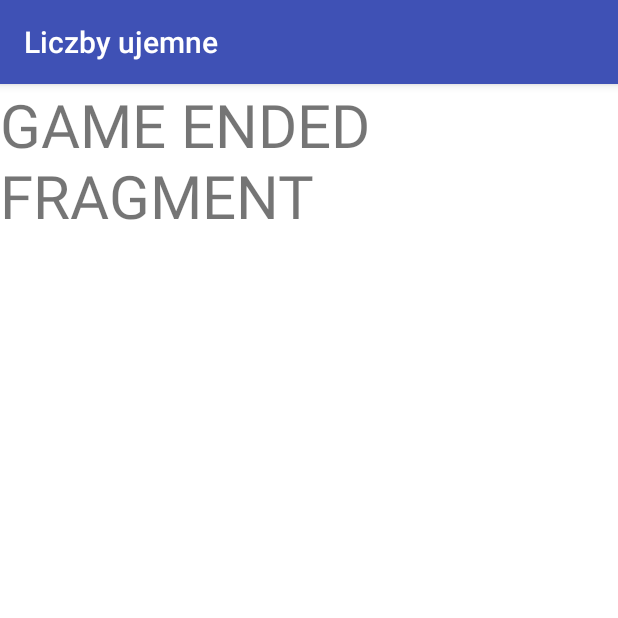
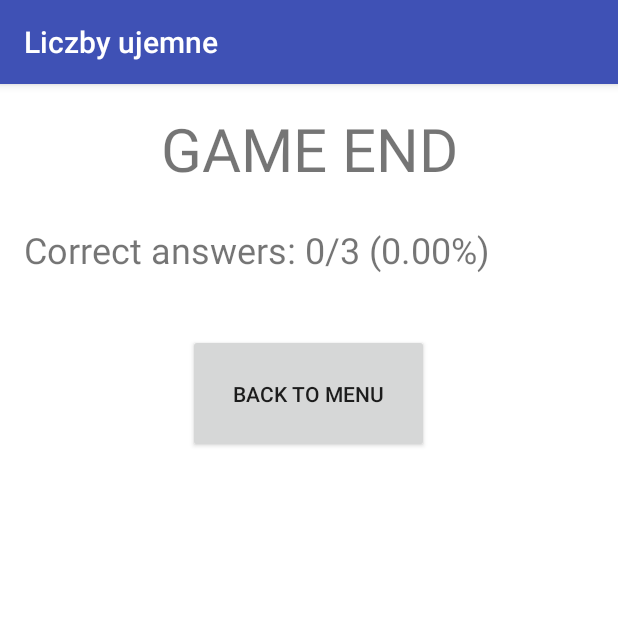
Before and after one commit to piterpti/NegativeNumbers, an Android app: the fragment GameEnded shown on its own in the app's theme, on a phone screen of 412 x 824 dp, the top half of it. Run offline under Robolectric (Android 15) with nearby library versions, the phone set to English and light mode, and no system bars; 3 statements that could not run were skipped.

Commit message:
Add game summary screen

```diff
--- a/app/src/main/java/com/example/ruzik/liczbyujemne/Classes/GameStatus.java
+++ b/app/src/main/java/com/example/ruzik/liczbyujemne/Classes/GameStatus.java
@@ -53,4 +53,24 @@ public class GameStatus {
         else
             return null;
     }
+
+    public int getCorrectAnswers()
+    {
+        if(questions.size() < 1)
+            return -1;
+        int correctAnswers = 0;
+        for(Question q : questions)
+        {
+            if(q.isCorrectAnswer())
+            {
+                correctAnswers++;
+            }
+        }
+        return correctAnswers;
+    }
+
+    public int getQuestionCount()
+    {
+        return difficultLevel.getQuestionCount();
+    }
 }
--- a/app/src/main/java/layout/GameEnded.java
+++ b/app/src/main/java/layout/GameEnded.java
@@ -3,16 +3,26 @@ package layout;
 
 import android.os.Bundle;
 import android.support.v4.app.Fragment;
+import android.support.v4.app.FragmentTransaction;
 import android.view.LayoutInflater;
 import android.view.View;
 import android.view.ViewGroup;
+import android.widget.Button;
+import android.widget.TextView;
 
+import com.example.ruzik.liczbyujemne.MainActivity;
 import com.example.ruzik.liczbyujemne.R;
+import com.example.ruzik.liczbyujemne.fragments.AboutFragment;
+import com.example.ruzik.liczbyujemne.fragments.MenuFragment;
 
 /**
  * A simple {@link Fragment} subclass.
  */
 public class GameEnded extends Fragment {
+
+    private Button backButton;
+    private TextView gameSummaryTextView;
+    private String gameSummary;
 
 
     public GameEnded() {
@@ -23,8 +33,37 @@ public class GameEnded extends Fragment {
     @Override
     public View onCreateView(LayoutInflater inflater, ViewGroup container,
                              Bundle savedInstanceState) {
-        // Inflate the layout for this fragment
-        return inflater.inflate(R.layout.fragment_game_ended, container, false);
+        View view =  inflater.inflate(R.layout.fragment_game_ended, container, false);
+        init(view);
+        return view;
+    }
+
+    private void init(View view) {
+        gameSummaryTextView = (TextView) view.findViewById(R.id.gameEnd_summary);
+        gameSummary = getResources().getString(R.string.end_summary);
+        backButton = (Button) view.findViewById(R.id.gameEnd_backButton);
+        backButton.setOnClickListener(new View.OnClickListener() {
+            @Override
+            public void onClick(View v) {
+                BackToMenu();
+            }
+        });
+
+        int correctAnswers = MainActivity.gameStatus.getCorrectAnswers();
+        int questionCount = MainActivity.gameStatus.getQuestionCount();
+        String toDisplay = gameSummary + " " + correctAnswers + "/" + questionCount;
+        float percentAnswers = ((float) correctAnswers / (float) questionCount) * 100f;
+        toDisplay += " (" + String.format("%.2f", percentAnswers) + "%)";
+        gameSummaryTextView.setText(toDisplay);
+    }
+
+    public void BackToMenu()
+    {
+        MenuFragment menuFragment = new MenuFragment();
+        FragmentTransaction transaction = getActivity().getSupportFragmentManager().beginTransaction();
+        transaction.replace(R.id.fragment_container, menuFragment, MainActivity.MENU_TAG);
+        transaction.addToBackStack(null);
+        transaction.commit();
     }
 
 }
--- a/app/src/main/res/layout/fragment_game_ended.xml
+++ b/app/src/main/res/layout/fragment_game_ended.xml
@@ -1,15 +1,37 @@
-<FrameLayout xmlns:android="http://schemas.android.com/apk/res/android"
+<LinearLayout xmlns:android="http://schemas.android.com/apk/res/android"
     xmlns:tools="http://schemas.android.com/tools"
     android:layout_width="match_parent"
     android:layout_height="match_parent"
     tools:context="layout.GameEnded"
-    android:background="#fff">
+    android:background="#fff"
+    android:orientation="vertical"
+    android:padding="16dp">
 
-    <!-- TODO: Update blank fragment layout -->
     <TextView
         android:layout_width="match_parent"
-        android:layout_height="match_parent"
-        android:text="GAME ENDED FRAGMENT"
-        android:textSize="40sp"/>
+        android:layout_height="wrap_content"
+        android:text="GAME END"
+        android:textSize="40sp"
+        android:gravity="center_horizontal"
+        android:layout_marginBottom="24dp"/>
 
-</FrameLayout>
+
+    <TextView
+        android:id="@+id/gameEnd_summary"
+        android:layout_width="match_parent"
+        android:layout_height="wrap_content"
+        android:text="@string/end_summary"
+        android:textSize="24sp"
+        android:layout_marginBottom="40dp"/>
+
+    <Button
+        android:id="@+id/gameEnd_backButton"
+        android:text="BACK TO MENU"
+        android:layout_width="wrap_content"
+        android:layout_height="wrap_content"
+        android:layout_gravity="center_horizontal"
+        android:padding="30dp"/>
+
+
+
+</LinearLayout>
--- a/app/src/main/res/values/strings.xml
+++ b/app/src/main/res/values/strings.xml
@@ -18,5 +18,6 @@
 
     <!-- TODO: Remove or change this placeholder text -->
     <string name="hello_blank_fragment">Hello blank fragment</string>
+    <string name="end_summary">Correct answers: </string>
 
 </resources>
```
Also changed, not shown: app/src/main/java/com/example/ruzik/liczbyujemne/MainActivity.java (+15 -5 lines), app/src/main/java/com/example/ruzik/liczbyujemne/fragments/GameFragment.java (+5 -5 lines).
